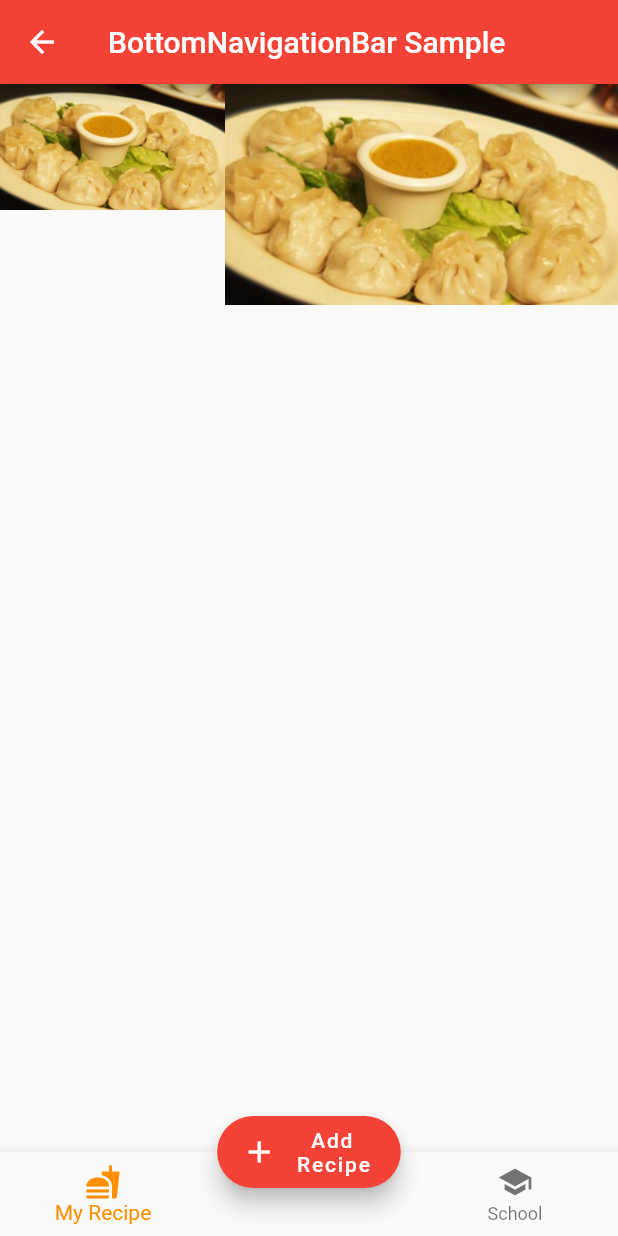
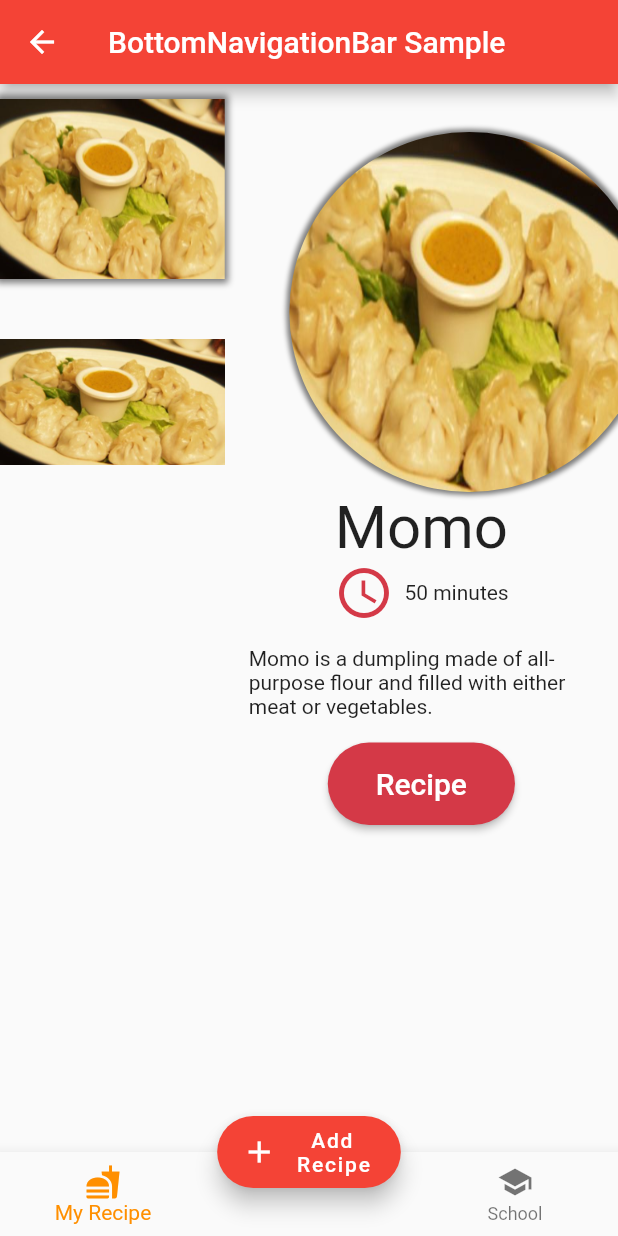
Before and after one commit to exploringpratik/recipe_app, a Flutter app: the screen it shows after launch, after a tap on "Continue", on a phone screen of 412 x 824 dp. Run offline on Flutter 3.47's test engine with Material 2 defaults, Android fonts, the phone set to English and light mode, and no system bars; our stand-ins replace flutter_svg, google_fonts.

Commit message:
Recipe Screen

```diff
--- a/lib/screens/my_recipe_screen.dart
+++ b/lib/screens/my_recipe_screen.dart
@@ -1,4 +1,10 @@
+import 'package:flutter/cupertino.dart';
 import 'package:flutter/material.dart';
+import 'package:flutter/painting.dart';
+import 'package:flutter/rendering.dart';
+import 'package:recipeapp/utils/constants.dart';
+import 'package:recipeapp/utils/my_custom_widgets.dart';
+import 'package:flutter_svg/flutter_svg.dart';
 
 class MyRecipeScreen extends StatefulWidget {
   static const String id = 'MyRecipeScreen';
@@ -46,17 +52,97 @@ class _MyRecipeScreenState extends State<MyRecipeScreen> {
         children: <Widget>[
           Expanded(
             flex: 4,
-            child: Column(
+            child: ListView(
               children: <Widget>[
-//TODO List view of images
-                Image.asset('images/momo.jpg')
+                SizedBox(
+                  height: 10,
+                ),
+                MyCustomWidgets().buildContainerWithImage(height: 120, assetImage: kassetsFolderLocation+'momo.jpg'),
+                SizedBox(
+                  height: 40,
+                ),
+                Image(image: AssetImage(kassetsFolderLocation+'momo.jpg'))
               ],
             ),
           ),
           Expanded(
             flex: 7,
             child: Column(
-              children: <Widget>[Image.asset('images/momo.jpg')],
+              crossAxisAlignment: CrossAxisAlignment.center,
+              children: <Widget>[
+                Padding(
+                  padding: EdgeInsetsDirectional.only(
+                    top: 32,
+                  ),
+                  child: Stack(
+                    overflow: Overflow.visible,
+                    children: <Widget>[
+                      Container(
+                        height: 240,
+                        width: 240,
+                      ),
+                      Positioned(
+                        left: 32.0,
+                        child: MyCustomWidgets().buildContainerWithImage(
+                          assetImage: kassetsFolderLocation + 'momo.jpg',
+                          height: 240,
+                          width: 240,
+                          shadowRadius: 2,
+                          borderRadiusBottomRight: 120,
+                          borderRadiusTopRight: 120,
+                          borderRadiusBottomLeft: 120,
+                          borderRadiusTopLeft: 120,
+                        ),
+                      ),
+                    ],
+                  ),
+                ),
+                Text(
+                  'Momo',
+                  style: TextStyle(
+                    fontSize: 40,
+                  ),
+                  textAlign: TextAlign.center,
+                ),
+                Row(
+                  mainAxisAlignment: MainAxisAlignment.center,
+                  children: <Widget>[
+                    Icon(
+                      Icons.access_time,
+                      color: Color(0xFFD43947),
+                      size: 40,
+                    ),
+                    Text(
+                      '\t 50 minutes',
+                    )
+                  ],
+                ),
+                Padding(
+                  padding: const EdgeInsets.all(16.0),
+                  child: Text(
+                      'Momo is a dumpling made of all-purpose flour and filled with either meat or vegetables.'),
+                ),
+                RaisedButton(
+                  color: Color(0xffD43947),
+                  onPressed: () {},
+                  padding: EdgeInsets.only(
+                    left: 32,
+                    right: 32,
+                    top: 16,
+                    bottom: 16
+                  ),
+                  shape: RoundedRectangleBorder(
+                    borderRadius: new BorderRadius.circular(32),
+                  ),
+                  child: Text(
+                    'Recipe',
+                    style: TextStyle(
+                      color: Colors.white,
+                      fontSize: 20
+                    ),
+                  ),
+                ),
+              ],
             ),
           )
         ],
--- a/lib/screens/welcome_screen.dart
+++ b/lib/screens/welcome_screen.dart
@@ -4,9 +4,10 @@ import 'package:flutter/painting.dart';
 import 'package:flutter/rendering.dart';
 import 'package:flutter/widgets.dart';
 import 'package:google_fonts/google_fonts.dart';
+import 'file:///C:/Users/explo/Desktop/FoodAppProject/recipe_app/recipe_app/lib/utils/constants.dart';
 
 import 'package:recipeapp/screens/my_recipe_screen.dart';
-import 'package:recipeapp/utils/custom_widgets.dart';
+import 'package:recipeapp/utils/my_custom_widgets.dart';
 
 class WelcomeScreen extends StatelessWidget {
   static const String id = 'WelcomeScreen';
@@ -27,11 +28,11 @@ class WelcomeScreen extends StatelessWidget {
               children: <Widget>[
                 Expanded(
                     flex: 6,
-                    child: CustomWidgets().buildContainerWithImage(
+                    child: MyCustomWidgets().buildContainerWithImage(
                         height: 160,
-                        assetImage: 'images/fruit1.jpg',
+                        assetImage: kassetsFolderLocation+'fruit1.jpg',
                         borderRadiusTopRight: 100,
-                        borderRadiusBottomRight: 100
+                        borderRadiusBottomRight: 100,
                     )
 
                 ),
@@ -40,9 +41,9 @@ class WelcomeScreen extends StatelessWidget {
                 ),
                 Expanded(
                   flex: 3,
-                  child: CustomWidgets().buildContainerWithImage(
+                  child: MyCustomWidgets().buildContainerWithImage(
                       height: 83,
-                      assetImage: 'images/pizza.jpg',
+                      assetImage: kassetsFolderLocation+'pizza.jpg',
                       borderRadiusBottomLeft: 100),
                 ),
               ],
@@ -94,7 +95,7 @@ class WelcomeScreen extends StatelessWidget {
             ),
             SizedBox(height: 60),
             Image(
-              image: AssetImage('images/chatpate.jpg'),
+              image: AssetImage(kassetsFolderLocation+'chatpate.jpg'),
             )
           ],
         ),
--- /dev/null
+++ b/lib/utils/constants.dart
@@ -0,0 +1,2 @@
+
+const String kassetsFolderLocation = 'assets/';
--- a/lib/utils/custom_widgets.dart
+++ b/lib/utils/my_custom_widgets.dart
@@ -1,18 +1,24 @@
 import 'package:flutter/material.dart';
 
-class CustomWidgets {
+class MyCustomWidgets {
   Container buildContainerWithImage(
-      {double height = 0,
+      {@required double height,
       @required String assetImage,
+      double width = 0,
       double borderRadiusBottomLeft = 0,
       double borderRadiusTopLeft = 0,
       double borderRadiusBottomRight = 0,
-      double borderRadiusTopRight = 0}) {
+      double borderRadiusTopRight = 0,
+      double shadowRadius = 3
+      }) {
     return Container(
       height: height,
+      width: width,
       decoration: BoxDecoration(
           image: DecorationImage(
             image: AssetImage(assetImage),
+            fit: BoxFit.fill,
+
           ),
           borderRadius: BorderRadius.only(
             bottomLeft: Radius.circular(borderRadiusBottomLeft),
@@ -22,9 +28,9 @@ class CustomWidgets {
           ),
           boxShadow: [
             BoxShadow(
-                offset: const Offset(1, 1),
-                blurRadius: 3,
-                spreadRadius: 3,
+                offset: const Offset(0, 0),
+                blurRadius: shadowRadius,
+                spreadRadius: shadowRadius,
                 color: Color(0x80000000))
           ]),
     );
--- a/pubspec.yaml
+++ b/pubspec.yaml
@@ -29,6 +29,7 @@ dependencies:
   # Use with the CupertinoIcons class for iOS style icons.
   cupertino_icons: ^0.1.3
   google_fonts: ^1.0.0
+  flutter_svg: ^0.17.4
 
 
 dev_dependencies:
@@ -48,7 +49,7 @@ flutter:
 
   # To add assets to your application, add an assets section, like this:
   assets:
-    - images/
+    - assets/
 
 
   # An image asset can refer to one or more resolution-specific "variants", see
```
Also changed, not shown: assets/burger.jpg (renamed from images/burger.jpg), assets/burger1.jpg (renamed from images/burger1.jpg), assets/chatpate.jpg (renamed from images/chatpate.jpg), assets/chilly.jpg (renamed from images/chilly.jpg), assets/flour.jpg (renamed from images/flour.jpg), assets/fruit.jpg (renamed from images/fruit.jpg), assets/fruit1.jpg (renamed from images/fruit1.jpg), assets/meat.jpg (renamed from images/meat.jpg), assets/momo.jpg (renamed from images/momo.jpg), assets/pizza.jpg (renamed from images/pizza.jpg), assets/pizza1.jpg (renamed from images/pizza1.jpg), assets/popular.jpg (renamed from images/popular.jpg), assets/tomato.jpg (renamed from images/tomato.jpg), pubspec.lock.
